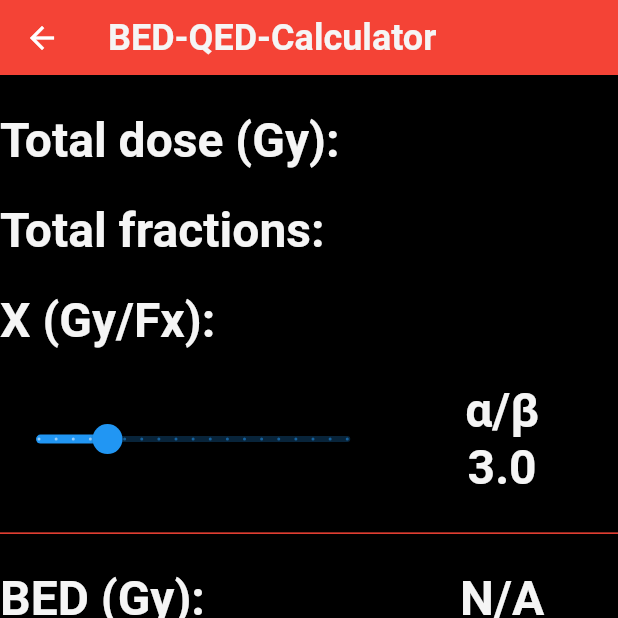
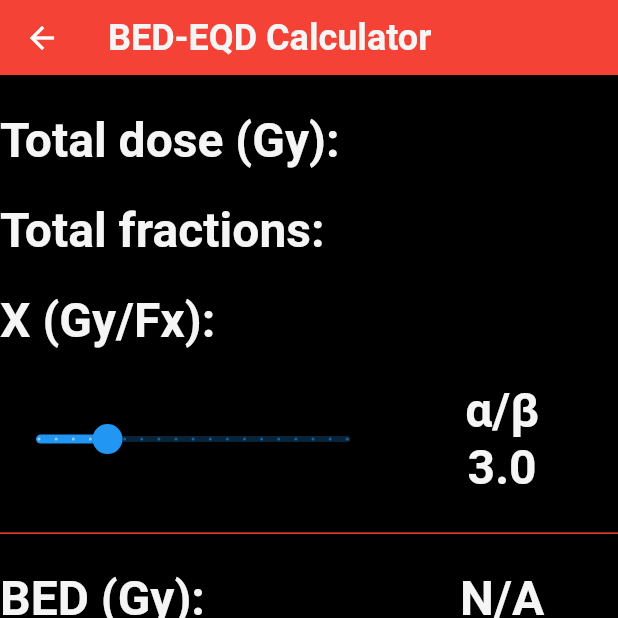
Before and after one commit to jpobeid/rad_onc_project, a Flutter app: the BedQedCalc screen opened by its route, on a phone screen of 412 x 824 dp, the top half of it. Run offline on Flutter 3.47's test engine with Material 2 defaults, Android fonts, the phone set to English and light mode, and no system bars; our stand-ins replace csv, flutter_icons, get.

Commit message:
Starting updating app again, with use of common datas

```diff
--- a/lib/apps/rad_bio_apps/bed_qed_app/bed_qed_app.dart
+++ b/lib/apps/rad_bio_apps/bed_qed_app/bed_qed_app.dart
@@ -4,6 +4,7 @@ import 'dart:math';
 
 import 'package:rad_onc_project/functions/text_field_validation.dart';
 import 'package:rad_onc_project/widgets/rad_app_bar.dart';
+import 'package:rad_onc_project/data/main_data.dart' as datas;
 
 class Controller extends GetxController {
   var nSlider = (3.0).obs;
@@ -11,7 +12,7 @@ class Controller extends GetxController {
   var strFractions = ''.obs;
   var strX = ''.obs;
 
-  void resetValues(){
+  void resetValues() {
     nSlider.value = (3.0);
     strDose.value = '';
     strFractions.value = '';
@@ -40,11 +41,14 @@ class _BedQedCalcState extends State<BedQedCalc> {
   Widget build(BuildContext context) {
     return Obx(
       () => Scaffold(
-        appBar: RadAppBar(strAppTitle: 'BED-QED-Calculator',),
+        appBar: RadAppBar(
+          strAppTitle: datas.mapAppNames[1][0],
+        ),
         body: Column(
           children: [
             Container(
-              height: MediaQuery.of(context).size.height * BedQedCalc.fractionStart,
+              height:
+                  MediaQuery.of(context).size.height * BedQedCalc.fractionStart,
             ),
             Table(
               defaultVerticalAlignment: TableCellVerticalAlignment.top,
@@ -127,7 +131,9 @@ class _BedQedCalcState extends State<BedQedCalc> {
               ],
             ),
             Divider(
-              height: MediaQuery.of(context).size.height * BedQedCalc.fractionStart * 2,
+              height: MediaQuery.of(context).size.height *
+                  BedQedCalc.fractionStart *
+                  2,
               color: Theme.of(context).primaryColor,
               thickness: 1,
             ),
@@ -140,20 +146,23 @@ class _BedQedCalcState extends State<BedQedCalc> {
                     style: Theme.of(context).textTheme.headline2,
                   ),
                   Text(
-                    getBED(ctrl.strDose.value, ctrl.strFractions.value, ctrl.strX.value,
-                        ctrl.nSlider.value),
+                    getBED(ctrl.strDose.value, ctrl.strFractions.value,
+                        ctrl.strX.value, ctrl.nSlider.value),
                     style: Theme.of(context).textTheme.headline2,
                     textAlign: TextAlign.center,
                   ),
                 ]),
                 TableRow(children: [
                   Text(
-                    checkStrings(ctrl.strDose.value, ctrl.strFractions.value, ctrl.strX.value)?'EQD-${ctrl.strX.value} (Gy):':'EQD-X (Gy):',
+                    checkStrings(ctrl.strDose.value, ctrl.strFractions.value,
+                            ctrl.strX.value)[1]
+                        ? 'EQD-${ctrl.strX.value} (Gy):'
+                        : 'EQD-X (Gy):',
                     style: Theme.of(context).textTheme.headline2,
                   ),
                   Text(
-                    getEQDx(ctrl.strDose.value, ctrl.strFractions.value, ctrl.strX.value,
-                        ctrl.nSlider.value),
+                    getEQDx(ctrl.strDose.value, ctrl.strFractions.value,
+                        ctrl.strX.value, ctrl.nSlider.value),
                     style: Theme.of(context).textTheme.headline2,
                     textAlign: TextAlign.center,
                   ),
@@ -167,15 +176,18 @@ class _BedQedCalcState extends State<BedQedCalc> {
   }
 }
 
-bool checkStrings(String strD, String strN, String strX){
-  bool validDose = textFieldDoubleValidation(strD, false, false, true, true, 100, 0, 2, 2);
-  bool validFractions = textFieldDoubleValidation(strN, false, false, false, false, 99, 0, 2, 0);
-  bool validX = textFieldDoubleValidation(strX, false, false, true, true, 100, 0, 2, 3);
-  return (validDose&&validFractions&&validX);
+List<bool> checkStrings(String strD, String strN, String strX) {
+  bool validDose =
+      textFieldDoubleValidation(strD, false, false, true, true, 100, 0, 2, 2);
+  bool validFractions =
+      textFieldDoubleValidation(strN, false, false, false, false, 99, 0, 2, 0);
+  bool validX =
+      textFieldDoubleValidation(strX, false, false, true, true, 100, 0, 2, 3);
+  return [validDose && validFractions, validDose && validFractions && validX];
 }
 
 String getBED(String strD, String strN, String strX, double ab) {
-  if (checkStrings(strD, strN, strX)) {
+  if (checkStrings(strD, strN, strX)[0]) {
     double D = double.parse(strD);
     double N = double.parse(strN);
     double ansBED = D + (pow(D, 2) / (N * ab));
@@ -186,7 +198,7 @@ String getBED(String strD, String strN, String strX, double ab) {
 }
 
 String getEQDx(String strD, String strN, String strX, double ab) {
-  if (checkStrings(strD, strN, strX)) {
+  if (checkStrings(strD, strN, strX)[1]) {
     double D = double.parse(strD);
     double N = double.parse(strN);
     double X = double.parse(strX);
--- a/lib/apps/rad_bio_apps/effective_dose_app/effective_dose.dart
+++ b/lib/apps/rad_bio_apps/effective_dose_app/effective_dose.dart
@@ -2,6 +2,7 @@ import 'package:flutter/material.dart';
 import 'package:csv/csv.dart' as csv;
 import 'package:flutter/services.dart';
 import 'package:rad_onc_project/widgets/rad_app_bar.dart';
+import 'package:rad_onc_project/data/main_data.dart' as datas;
 
 class EffectiveDose extends StatefulWidget {
   static const routeName = '/effective-dose-app';
@@ -31,7 +32,7 @@ class _EffectiveDoseState extends State<EffectiveDose> {
     if (dataDose != null) {
       return Scaffold(
         appBar: RadAppBar(
-          strAppTitle: 'Effective Doses',
+          strAppTitle: datas.mapAppNames[1][1],
         ),
         body: ListView.builder(
             itemCount: dataDose.length,
--- a/lib/apps/rad_bio_apps/tolerance_app/tolerance_app.dart
+++ b/lib/apps/rad_bio_apps/tolerance_app/tolerance_app.dart
@@ -4,6 +4,7 @@ import 'package:flutter/material.dart';
 import 'package:rad_onc_project/functions/text_field_validation.dart' as check;
 import 'package:rad_onc_project/widgets/rad_app_bar.dart';
 import 'package:rad_onc_project/widgets/rad_toggle_button.dart';
+import 'package:rad_onc_project/data/main_data.dart' as datas;
 
 class ToleranceApp extends StatefulWidget {
   static const routeName = '/tolerance-app';
@@ -70,7 +71,7 @@ class _ToleranceAppState extends State<ToleranceApp> {
   Widget build(BuildContext context) {
     return Scaffold(
       appBar: RadAppBar(
-        strAppTitle: 'Cumulative Dose',
+        strAppTitle: datas.mapAppNames[1][2],
       ),
       body: Column(
         children: [
--- a/lib/apps/rad_onc_apps/scaling_time_app/scaling_time_app.dart
+++ b/lib/apps/rad_onc_apps/scaling_time_app/scaling_time_app.dart
@@ -6,6 +6,7 @@ import 'package:flutter/services.dart';
 import 'package:rad_onc_project/functions/text_field_validation.dart';
 import 'package:rad_onc_project/widgets/rad_app_bar.dart';
 import 'package:flutter_icons/flutter_icons.dart';
+import 'package:rad_onc_project/data/main_data.dart' as datas;
 
 class ScalingTime extends StatefulWidget {
   static const routeName = '/scaling-time-app';
@@ -123,9 +124,9 @@ class _ScalingTimeState extends State<ScalingTime> {
     if(MediaQuery.of(context).orientation == Orientation.portrait){
       return SafeArea(
         child: Scaffold(
-          resizeToAvoidBottomPadding: true,
+          resizeToAvoidBottomInset: true,
           appBar: RadAppBar(
-            strAppTitle: 'Scaling Time',
+            strAppTitle: datas.mapAppNames[0][1],
           ),
           body: Column(
             crossAxisAlignment: CrossAxisAlignment.start,
--- a/lib/apps/rad_onc_apps/tumor_volume/tumor_volume_app.dart
+++ b/lib/apps/rad_onc_apps/tumor_volume_app/tumor_volume_app.dart
@@ -3,6 +3,7 @@ import 'package:rad_onc_project/functions/text_field_validation.dart';
 import 'package:rad_onc_project/widgets/rad_app_bar.dart';
 import 'dart:math' as math;
 import 'package:rad_onc_project/widgets/rad_toggle_button.dart';
+import 'package:rad_onc_project/data/main_data.dart' as datas;
 
 class TumorVolume extends StatefulWidget {
   static const String routeName = '/tumor-volume-app';
@@ -79,9 +80,9 @@ class _TumorVolumeState extends State<TumorVolume> {
   Widget build(BuildContext context) {
     double heightApp = MediaQuery.of(context).size.height;
     return Scaffold(
-      resizeToAvoidBottomPadding: false,
+      resizeToAvoidBottomInset: false,
       appBar: RadAppBar(
-        strAppTitle: 'Tumor Volume',
+        strAppTitle: datas.mapAppNames[0][0],
       ),
       body: Column(
         children: [
--- a/lib/apps/rad_physics_apps/isotopes_app/isotopes_app.dart
+++ b/lib/apps/rad_physics_apps/isotopes_app/isotopes_app.dart
@@ -3,6 +3,7 @@ import 'package:flutter/material.dart';
 import 'package:flutter/services.dart';
 import 'package:flutter_icons/flutter_icons.dart';
 import 'package:rad_onc_project/widgets/rad_app_bar.dart';
+import 'package:rad_onc_project/data/main_data.dart' as datas;
 
 List<List<dynamic>> dataIsotopes;
 
@@ -59,7 +60,7 @@ class _IsotopesAppState extends State<IsotopesApp> {
     if (dataIsotopes != null) {
       return Scaffold(
         appBar: RadAppBar(
-          strAppTitle: 'Radio-Isotopes',
+          strAppTitle: datas.mapAppNames[2][1],
         ),
         body: ListView.builder(
           itemCount: dataIsotopes.length,
--- a/lib/apps/rad_physics_apps/time_decay_dose/time_decay_dose_app.dart
+++ b/lib/apps/rad_physics_apps/time_decay_dose_app/time_decay_dose_app.dart
@@ -3,6 +3,7 @@ import 'package:rad_onc_project/functions/text_field_validation.dart';
 import 'package:rad_onc_project/widgets/rad_toggle_button.dart';
 import 'dart:math' as math;
 import 'package:rad_onc_project/widgets/rad_app_bar.dart';
+import 'package:rad_onc_project/data/main_data.dart' as datas;
 
 class TimeDecayDoseApp extends StatefulWidget {
   static const routeName = '/time-decay-dose-app';
@@ -111,9 +112,9 @@ class _TimeDecayDoseAppState extends State<TimeDecayDoseApp> {
           : 'N/A';
     }
     return Scaffold(
-      resizeToAvoidBottomPadding: false,
+      resizeToAvoidBottomInset: false,
       appBar: RadAppBar(
-        strAppTitle: 'Time Decay/Dose',
+        strAppTitle: datas.mapAppNames[2][2],
       ),
       body: Column(
         crossAxisAlignment: CrossAxisAlignment.center,
--- /dev/null
+++ b/lib/data/main_data.dart
@@ -0,0 +1,5 @@
+const Map<int, List<String>> mapAppNames = {
+  0: ['Tumor Volume', 'Scaling Time', 'Probabilities'],
+  1: ['BED-EQD Calculator', 'Effective Doses', 'Cumulative Dose'],
+  2: ['PDD Viewer', 'Radio-Isotopes', 'Time Decay/Dose'],
+};
--- a/lib/main.dart
+++ b/lib/main.dart
@@ -22,6 +22,7 @@ void main() => runApp(
             subtitle1: TextStyle(fontSize: 14, color: Colors.grey[200]),
             subtitle2: TextStyle(fontSize: 16, color: Colors.black),
           ),
+
         ),
         //home: RadOncPage(),
         home: RadOncPage(),
```
Also changed, not shown: lib/apps/rad_onc_apps/probabilities_app/probabilities_app.dart (added, +12 -0 lines), lib/functions/route_generator.dart (+38 -26 lines), lib/pages/rad_bio_page.dart (+4 -3 lines), lib/pages/rad_onc_page.dart (+10 -2 lines), lib/pages/rad_physics_page.dart (+4 -3 lines), pubspec.lock.
